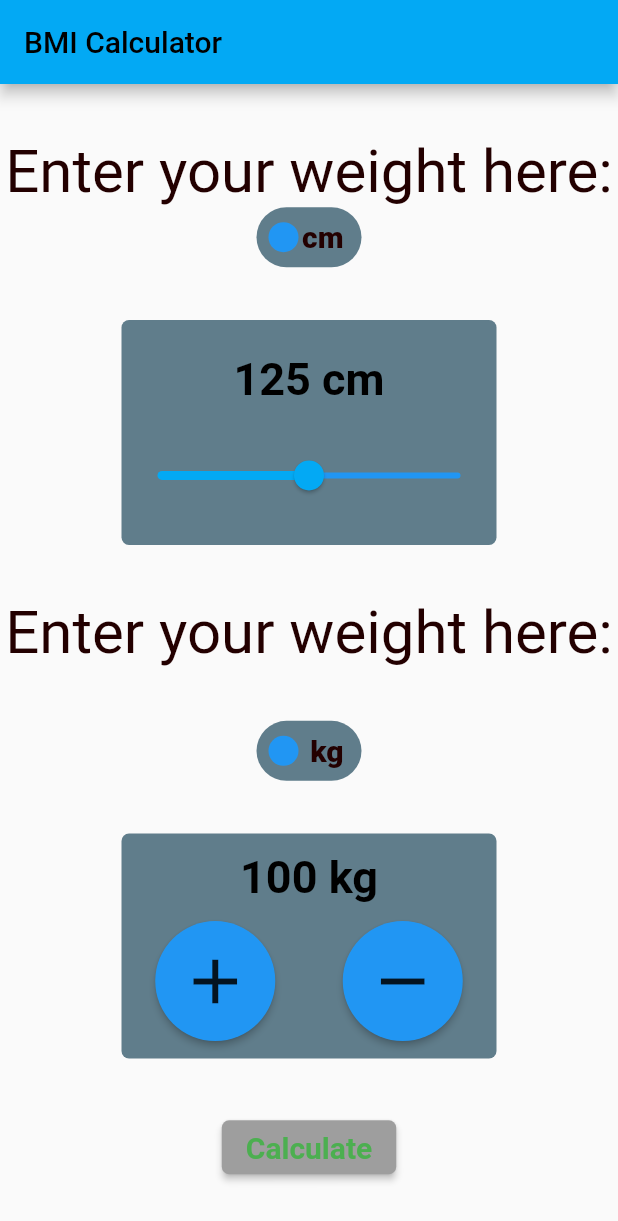
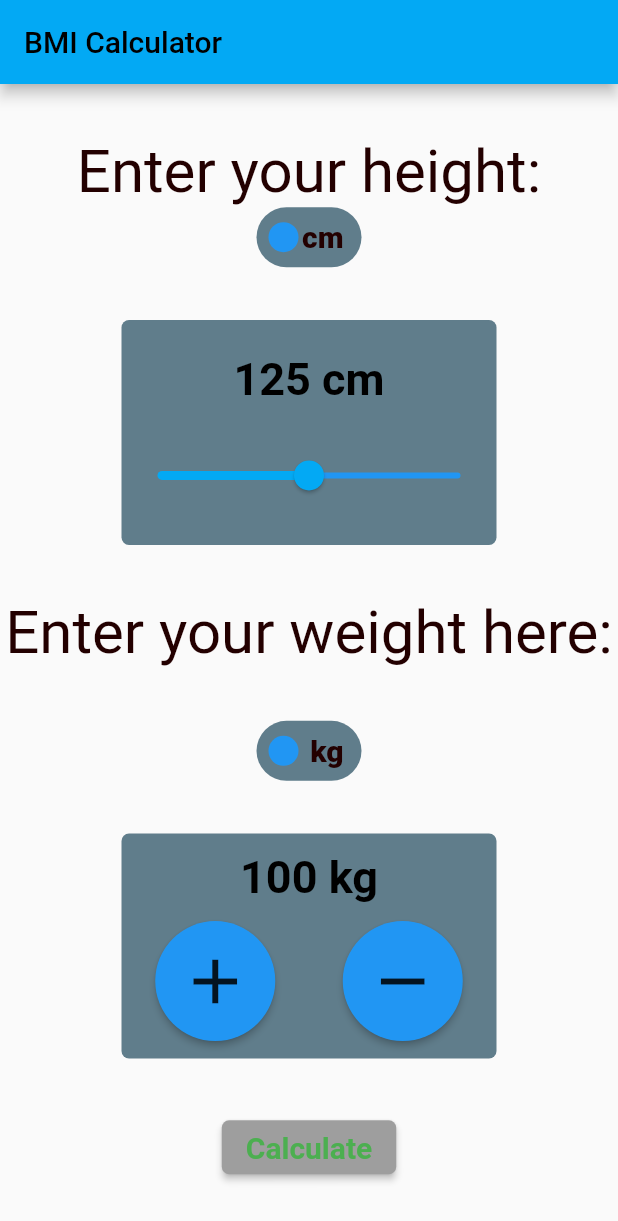
Before and after one commit to emptytuple-exe/BMIApp, a Flutter app: the screen it shows after launch, on a phone screen of 412 x 824 dp. Shown: the top 1221 px of the screen. Run offline on Flutter 3.47's test engine with Material 2 defaults, Android fonts, the phone set to English and light mode, and no system bars; drawn by our look-alikes of flutter_switch.

Commit message:
Fixed typo

```diff
--- a/lib/main.dart
+++ b/lib/main.dart
@@ -85,16 +85,18 @@ class _MyHomePageState extends State<MyHomePage> {
           Column(
             mainAxisAlignment: MainAxisAlignment.spaceEvenly,
             children: [
-              Row(
+              Column(
                 mainAxisAlignment: MainAxisAlignment.center,
                 children: [
-                  Column(
-                      children: [
                         Container(
                             child:
-                            Text("Enter your weight here:",
-                              style: TextStyle(fontSize: 40, color: Color(0xff230000)),
-                              textAlign: TextAlign.center,)),
+                                Column(
+                                    children: [
+                                      Text("Enter your height:",
+                                        style: TextStyle(fontSize: 40, color: Color(0xff230000)),
+                                        textAlign: TextAlign.center,)
+                                ])
+                            ),
                         Container(
                           child: FlutterSwitch(
                             width: 70.0,
@@ -122,8 +124,8 @@ class _MyHomePageState extends State<MyHomePage> {
                             },
                           ),
                         ),
-                      ]
-                  )
+
+
                 ],
               ),
               Container(
```
Also changed, not shown: pubspec.lock.
